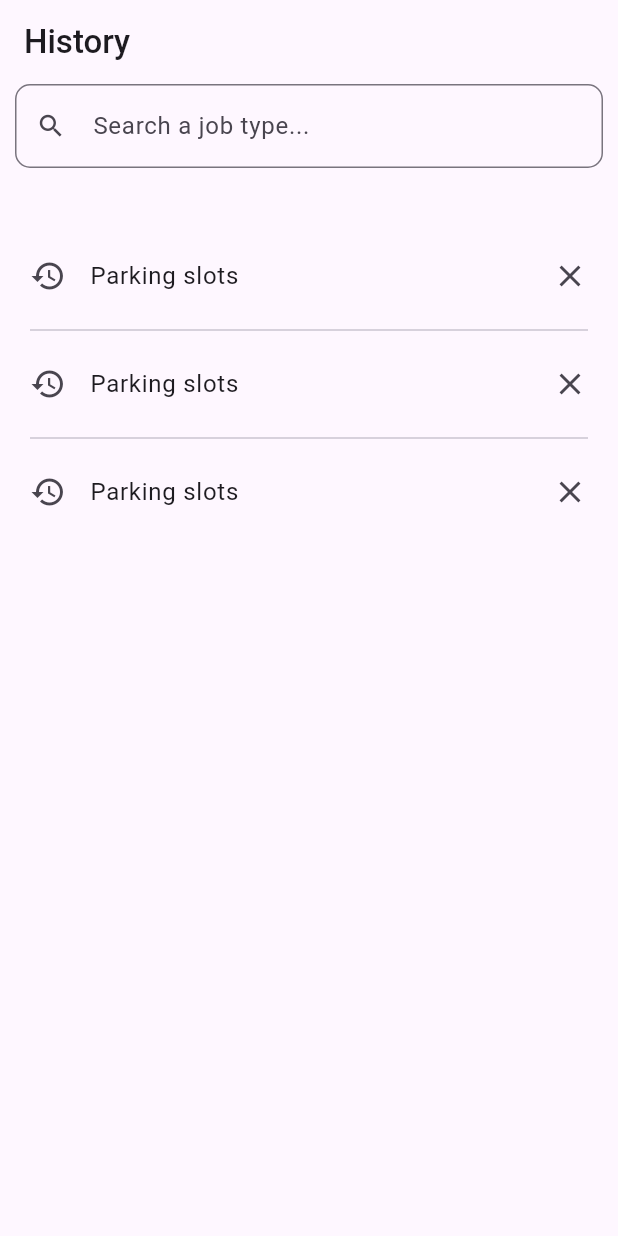
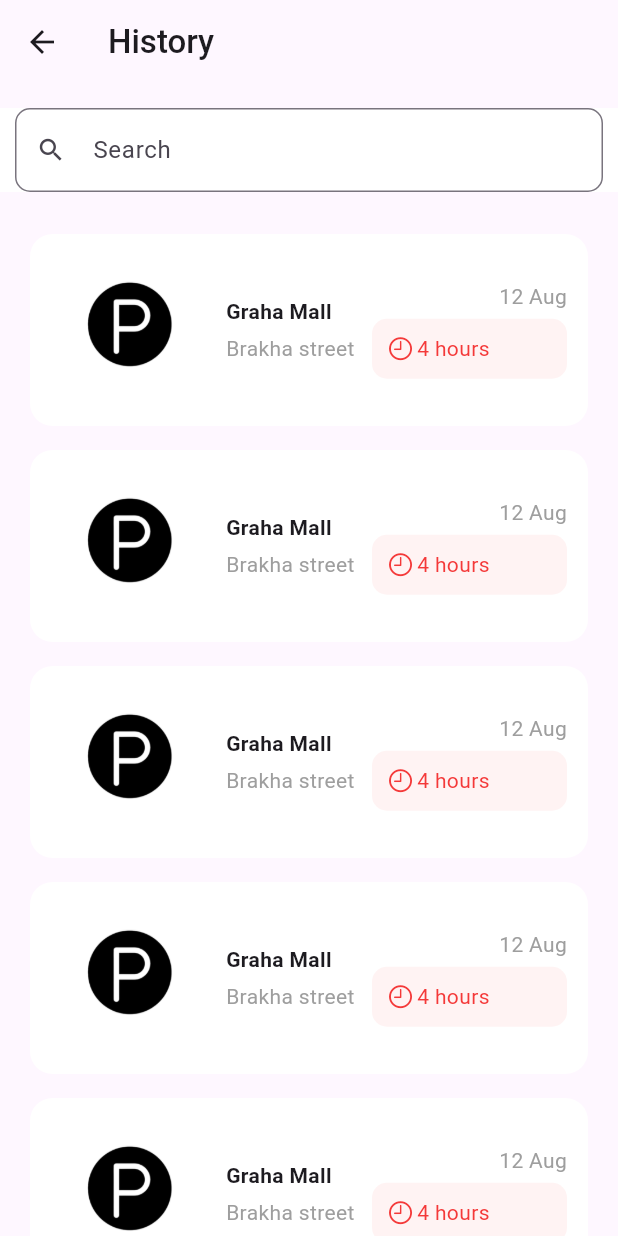
Before and after one commit to crazyfeyn/Parking-app, a Flutter app: the HistoryScreen screen opened directly, on a phone screen of 412 x 824 dp. Run offline on Flutter 3.47's test engine with Material 3 defaults, Android fonts, the phone set to English and light mode, and no system bars; drawn by our look-alikes of zoom_tap_animation; our stand-ins replace dartz, geocoding, geolocator, google_maps_flutter, liquid_pull_to_refresh, location and 1 more.

```diff
--- a/lib/features/history/presentation/pages/history_screen.dart
+++ b/lib/features/history/presentation/pages/history_screen.dart
@@ -1,6 +1,10 @@
+import 'package:flutter/cupertino.dart';
 import 'package:flutter/material.dart';
 import 'package:flutter_application/core/constants/app_dimens.dart';
+import 'package:flutter_application/core/extension/extensions.dart';
+import 'package:flutter_application/features/history/presentation/widgets/period_widget.dart';
 import 'package:flutter_application/features/history/presentation/widgets/search_widget.dart';
+import 'package:zoom_tap_animation/zoom_tap_animation.dart';
 
 class HistoryScreen extends StatelessWidget {
   const HistoryScreen({super.key});
@@ -31,17 +35,73 @@ class HistoryScreen extends StatelessWidget {
                 (context, index) {
                   return Column(
                     children: [
-                      const ListTile(
-                        contentPadding: EdgeInsets.zero,
-                        leading: Icon(Icons.restore),
-                        title: Text("Parking slots"),
-                        trailing: Icon(Icons.close),
+                      ZoomTapAnimation(
+                        onTap: () {},
+                        child: Container(
+                          padding: const EdgeInsets.all(AppDimens.PADDING_14),
+                          margin: const EdgeInsets.only(
+                              bottom: AppDimens.MARGIN_16),
+                          decoration: BoxDecoration(
+                            color: const Color(0xFFFFFFFF),
+                            borderRadius: BorderRadius.circular(
+                                AppDimens.BORDER_RADIUS_15),
+                          ),
+                          clipBehavior: Clip.hardEdge,
+                          child: Container(
+                            decoration: BoxDecoration(
+                              borderRadius: BorderRadiusDirectional.circular(
+                                  AppDimens.BORDER_RADIUS_15),
+                            ),
+                            child: Row(
+                              mainAxisAlignment: MainAxisAlignment.spaceBetween,
+                              children: [
+                                Image.asset(
+                                  'assets/images/logo_1.png',
+                                  height: 100,
+                                  width: 105,
+                                  color: Colors.black,
+                                ),
+                                Column(
+                                  crossAxisAlignment: CrossAxisAlignment.start,
+                                  children: [
+                                    const Text(
+                                      'Graha Mall',
+                                      style: TextStyle(
+                                        fontWeight: FontWeight.bold,
+                                      ),
+                                    ),
+                                    5.hs(),
+                                    const Text(
+                                      'Brakha street',
+                                      style: TextStyle(
+                                        color: Colors.grey,
+                                      ),
+                                    )
+                                  ],
+                                ),
+                                Column(
+                                  crossAxisAlignment: CrossAxisAlignment.end,
+                                  children: [
+                                    const Text(
+                                      '12 Aug',
+                                      style: TextStyle(
+                                        color: Colors.grey,
+                                      ),
+                                    ),
+                                    5.hs(),
+                                    //date time type beradigan qilib to'g'irlab qo'y
+                                    const PeriodWidget(hour: '4'),
+                                  ],
+                                )
+                              ],
+                            ),
+                          ),
+                        ),
                       ),
-                      if (index != 2) const Divider(),
                     ],
                   );
                 },
-                childCount: 3,
+                childCount: 10,
               ),
             ),
           ),
--- /dev/null
+++ b/lib/features/history/presentation/widgets/period_widget.dart
@@ -0,0 +1,38 @@
+import 'package:flutter/cupertino.dart';
+import 'package:flutter_application/core/constants/app_dimens.dart';
+import 'package:flutter_application/core/extension/extensions.dart';
+
+class PeriodWidget extends StatelessWidget {
+  final String hour;
+  const PeriodWidget({super.key, required this.hour});
+
+  @override
+  Widget build(BuildContext context) {
+    return Container(
+      width: 130,
+      padding: const EdgeInsets.all(AppDimens.PADDING_10),
+      decoration: BoxDecoration(
+        borderRadius: BorderRadius.circular(AppDimens.BORDER_RADIUS_10),
+        color: const Color(0xFFFFF3F3),
+      ),
+      child: Center(
+        child: Row(
+          children: [
+            const Icon(
+              CupertinoIcons.clock,
+              size: 18,
+              color: Color(0xFFF43939),
+            ),
+            2.ws(),
+            Text(
+              "$hour hours",
+              style: const TextStyle(
+                color: Color(0xFFF43939),
+              ),
+            ),
+          ],
+        ),
+      ),
+    );
+  }
+}
--- a/lib/features/history/presentation/widgets/search_widget.dart
+++ b/lib/features/history/presentation/widgets/search_widget.dart
@@ -7,7 +7,9 @@ class SearchHistoryWidget extends StatelessWidget {
 
   @override
   Widget build(BuildContext context) {
-    return Padding(
+    return Container(
+      margin: EdgeInsets.only(top: AppDimens.MARGIN_16),
+      color: Colors.white,
       padding: const EdgeInsets.symmetric(horizontal: AppDimens.PADDING_10),
       child: Row(
         children: [
@@ -16,7 +18,7 @@ class SearchHistoryWidget extends StatelessWidget {
               controller: searchController,
               decoration: InputDecoration(
                 prefixIcon: const Icon(Icons.search, size: 20),
-                labelText: 'Search a job type...',
+                labelText: 'Search',
                 border: OutlineInputBorder(
                   borderRadius:
                       BorderRadius.circular(AppDimens.BORDER_RADIUS_10),
--- a/lib/main.dart
+++ b/lib/main.dart
@@ -1,4 +1,5 @@
 import 'package:flutter/material.dart';
+import 'package:flutter_application/features/history/presentation/pages/detail_screen.dart';
 import 'package:flutter_application/features/history/presentation/pages/history_screen.dart';
 import 'package:flutter_application/features/home/presentation/pages/home_screen.dart';
 
@@ -13,7 +14,7 @@ class MyApp extends StatelessWidget {
   Widget build(BuildContext context) {
     return const MaterialApp(
       debugShowCheckedModeBanner: false,
-      home: HistoryScreen(),
+      home: DetailScreen(),
     );
   }
 }
```
Also changed, not shown: lib/features/history/presentation/pages/detail_screen.dart (added, +72 -0 lines), assets/images/parking_ex.png (added), 3 other files.
